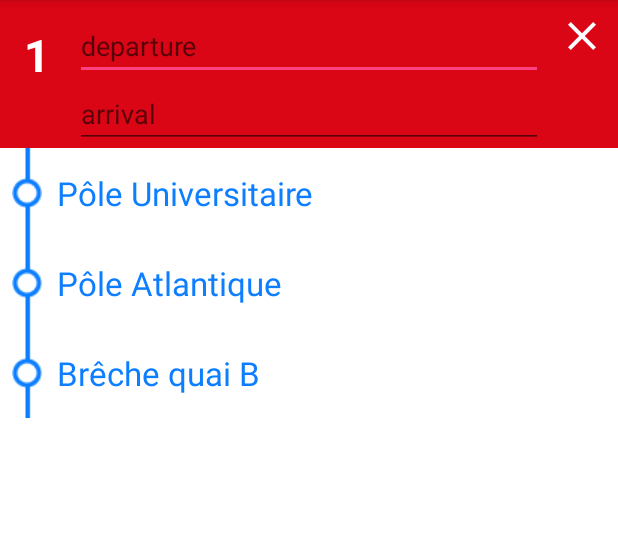
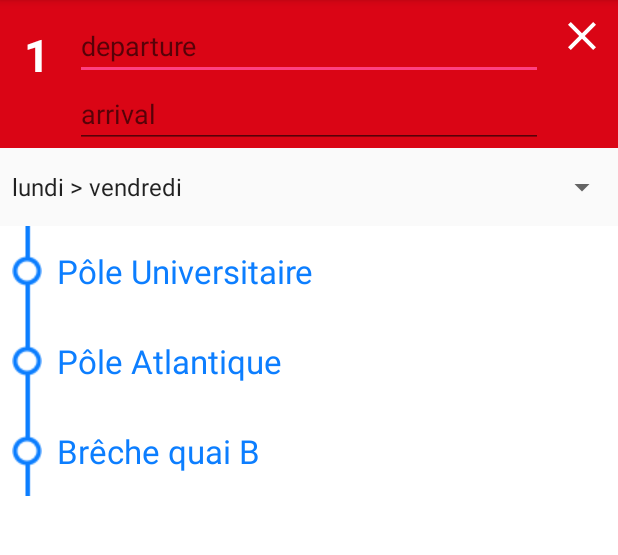
Before and after one commit to dcz-switcher/niortbus, an Android app: the screen it shows after launch (MainActivity), on a phone screen of 412 x 824 dp, the part 84-639 px from its top. Run offline under Robolectric (Android 15) with nearby library versions, the phone set to English and light mode, and no system bars.

Commit message:
add spinner to select period, fake data

```diff
--- a/app/src/main/java/com/niortreactnative/fragments/LineDetailFragment.kt
+++ b/app/src/main/java/com/niortreactnative/fragments/LineDetailFragment.kt
@@ -7,11 +7,13 @@ import android.support.v7.widget.LinearLayoutManager
 import android.view.LayoutInflater
 import android.view.View
 import android.view.ViewGroup
+import android.widget.ArrayAdapter
 
 import com.niortreactnative.R
 import com.niortreactnative.adapters.Stop
 import com.niortreactnative.adapters.StopListAdapter
 import kotlinx.android.synthetic.main.fragment_line_detail.*
+import java.util.*
 
 
 /**
@@ -36,6 +38,15 @@ class LineDetailFragment : Fragment() {
 
         stop_list.layoutManager = LinearLayoutManager(context)
         stop_list.adapter = StopListAdapter(stops)
+
+        // load period spinner
+        var periodArray = arrayOf("lundi > vendredi", "samedi", "dimanche")
+
+        var periodAdapter = ArrayAdapter<String>(this.context, android.R.layout.simple_spinner_item, periodArray)
+        periodAdapter.setDropDownViewResource(android.R.layout.simple_spinner_dropdown_item)
+
+        period_selector.adapter = periodAdapter
+
     }
 
 
--- a/app/src/main/res/layout/fragment_line_detail.xml
+++ b/app/src/main/res/layout/fragment_line_detail.xml
@@ -78,6 +78,10 @@
 
     </android.support.constraint.ConstraintLayout>
 
+    <Spinner
+        android:id="@+id/period_selector"
+        android:layout_width="match_parent"
+        android:layout_height="52dp"/>
 
     <android.support.v7.widget.RecyclerView
         android:id="@+id/stop_list"
--- a/build.gradle
+++ b/build.gradle
@@ -7,7 +7,7 @@ buildscript {
         jcenter()
     }
     dependencies {
-        classpath 'com.android.tools.build:gradle:3.0.0-beta7'
+        classpath 'com.android.tools.build:gradle:3.0.0-rc1'
         classpath "org.jetbrains.kotlin:kotlin-gradle-plugin:$kotlin_version"
 
         // NOTE: Do not place your application dependencies here; they belong
```
